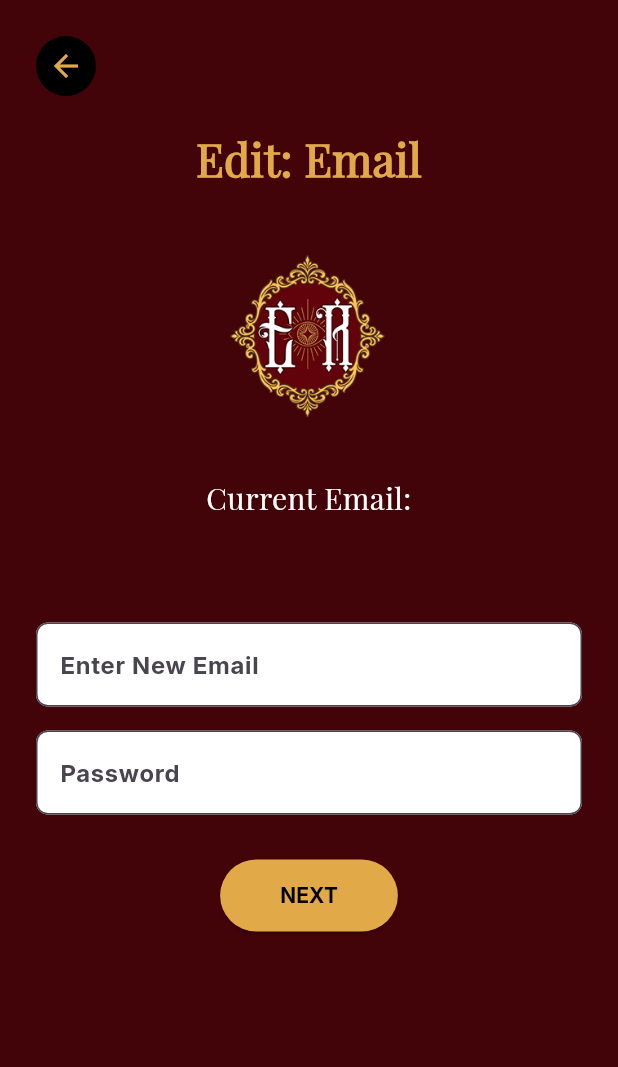
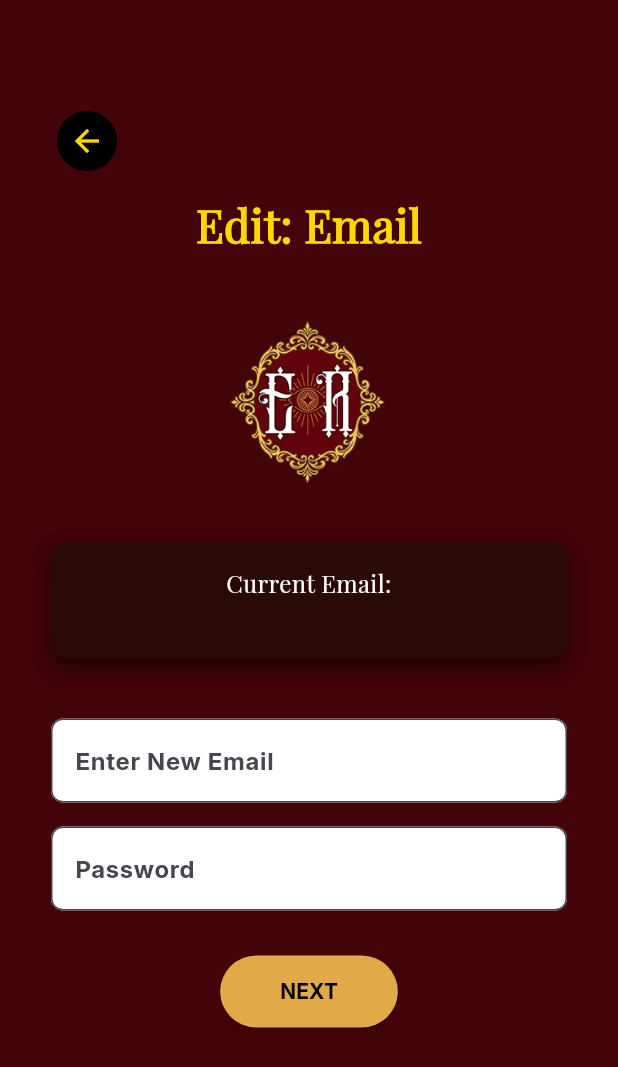
Before and after one commit to DaMasterofPuppets/Mob_Prog, a Flutter app: the EditEmailPage screen opened by its route, on a phone screen of 412 x 824 dp. Shown: the top 1067 px of the screen. Run offline on Flutter 3.47's test engine with Material 3 defaults, Android fonts, the phone set to English and light mode, and no system bars; our stand-ins replace supabase_flutter; accounts and stored records are empty.

Commit message:
Updated settings UI

```diff
--- a/lib/screens/settings/change_email/change_email.dart
+++ b/lib/screens/settings/change_email/change_email.dart
@@ -105,20 +105,25 @@ class _EditEmailPageState extends State<EditEmailPage> {
       body: SafeArea(
         child: Stack(
           children: [
-            Padding(
-              padding: const EdgeInsets.all(24),
+            SingleChildScrollView(
+              child: Padding(
+                padding: const EdgeInsets.symmetric(horizontal: 34, vertical: 70),
                 child: Column(
                   crossAxisAlignment: CrossAxisAlignment.start,
                   children: [
-                  CircleAvatar(
+                    Align(
+                      alignment: Alignment.topLeft,
+                      child: IconButton(
+                        icon: const Icon(Icons.arrow_back, color: Color(0xFFFFD700)),
+                        onPressed: () => Navigator.pop(context),
+                        style: IconButton.styleFrom(
                           backgroundColor: Colors.black,
-                    child: IconButton(
-                      icon: const Icon(Icons.arrow_back, color: Color(0xFFE1A948)),
-                      onPressed: () => Navigator.pop(context),
+                          shape: const CircleBorder(),
+                        ),
                       ),
                     ),
 
-                  const SizedBox(height: 20),
+                    const SizedBox(height: 10),
 
                     const Center(
                       child: Text(
@@ -126,7 +131,7 @@ class _EditEmailPageState extends State<EditEmailPage> {
                         style: TextStyle(
                           fontFamily: 'PlayfairDisplay',
                           fontSize: 30,
-                        color: Color(0xFFE1A948),
+                          color: Color(0xFFFFD700),
                           fontWeight: FontWeight.bold,
                         ),
                       ),
@@ -140,14 +145,29 @@ class _EditEmailPageState extends State<EditEmailPage> {
 
                     const SizedBox(height: 30),
 
-                  Center(
+                    Container(
+                      width: double.infinity,
+                      decoration: BoxDecoration(
+                        color: const Color(0xFF2A0A07),
+                        borderRadius: BorderRadius.circular(12),
+                        boxShadow: [
+                          BoxShadow(
+                            color: Colors.black54,
+                            offset: const Offset(0, 6),
+                            blurRadius: 12,
+                          ),
+                        ],
+                      ),
+                      padding: const EdgeInsets.symmetric(horizontal: 16, vertical: 16),
+                      child: Center(
                         child: Text(
                           "Current Email:\n$currentEmail",
-                      textAlign: TextAlign.center,
                           style: const TextStyle(
                             fontFamily: 'PlayfairDisplay',
-                        fontSize: 20,
+                            fontSize: 16,
                             color: Colors.white,
+                          ),
+                          textAlign: TextAlign.center,
                         ),
                       ),
                     ),
@@ -206,6 +226,7 @@ class _EditEmailPageState extends State<EditEmailPage> {
                   ],
                 ),
               ),
+            ),
 
             if (_loading)
               Container(
```
Also changed, not shown: lib/screens/settings/change_password/change_password.dart (+20 -16 lines), pubspec.lock, 2 other files. Lines whose indentation alone changed are shown as unchanged.
